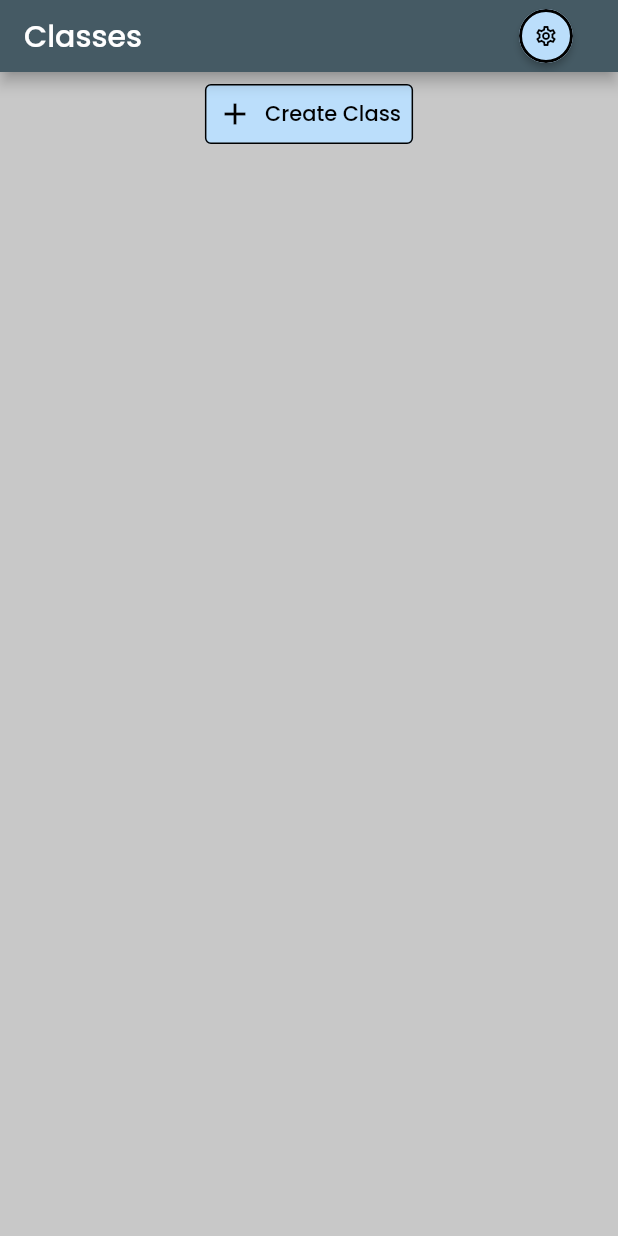
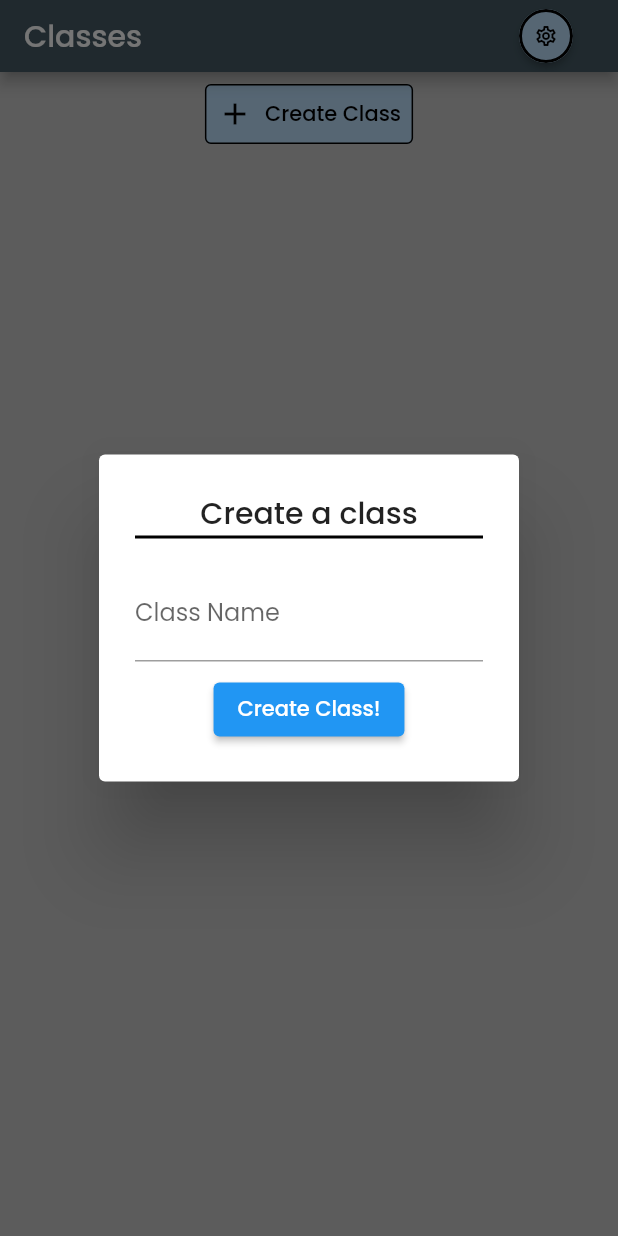
Before and after one commit to whitetxt/planner_app, a Flutter app: the ClassPage screen opened directly, after a tap on "Create Class", on a phone screen of 412 x 824 dp. Run offline on Flutter 3.47's test engine with Material 2 defaults, Android fonts, the phone set to English and light mode, and no system bars; our stand-ins replace auto_size_text, google_fonts, shared_preferences; missing offline and left inert: flutter_calendar_widget; accounts and stored records are empty.

Commit message:
Small app updates

```diff
--- a/lib/classes.dart
+++ b/lib/classes.dart
@@ -140,6 +140,12 @@ class ClassPage extends StatefulWidget {
 }
 
 class _ClassPageState extends State<ClassPage> {
+  final GlobalKey<FormState> _formKey = GlobalKey<FormState>();
+
+  String name = "";
+
+  void createClass() {}
+
   @override
   Widget build(BuildContext context) {
     if (!onlineMode) {
@@ -188,7 +194,66 @@ class _ClassPageState extends State<ClassPage> {
                     "Create Class",
                     style: TextStyle(color: Colors.black),
                   ),
-                  onPressed: () {},
+                  onPressed: () {
+                    showDialog(
+                      context: context,
+                      builder: (BuildContext context) {
+                        return AlertDialog(
+                          title: Container(
+                            decoration: BoxDecoration(
+                              border: Border(
+                                bottom: BorderSide(
+                                  color: Theme.of(context).dividerColor,
+                                  width: 2,
+                                ),
+                              ),
+                            ),
+                            child: const Text(
+                              "Create a class",
+                              textAlign: TextAlign.center,
+                            ),
+                          ),
+                          content: Form(
+                            key: _formKey,
+                            child: Column(
+                              mainAxisSize: MainAxisSize.min,
+                              children: <Widget>[
+                                TextFormField(
+                                  decoration: const InputDecoration(
+                                    labelText: "Class Name",
+                                  ),
+                                  validator: (value) {
+                                    if (value == null || value.isEmpty) {
+                                      return "Enter a name";
+                                    }
+                                    return null;
+                                  },
+                                  onChanged: (value) {
+                                    name = value;
+                                  },
+                                  onFieldSubmitted: (String _) {
+                                    createClass();
+                                  },
+                                ),
+                                Padding(
+                                  padding: const EdgeInsets.only(top: 8),
+                                  child: ElevatedButton(
+                                    onPressed: () {
+                                      // Validate the form (returns true if all is ok)
+                                      if (_formKey.currentState!.validate()) {
+                                        createClass();
+                                      }
+                                    },
+                                    child: const Text('Create Class!'),
+                                  ),
+                                ),
+                              ],
+                            ),
+                          ),
+                        );
+                      },
+                    );
+                  },
                   style: TextButton.styleFrom(
                     backgroundColor: Theme.of(context).highlightColor,
                     side: const BorderSide(color: Colors.black),
--- a/lib/exams.dart
+++ b/lib/exams.dart
@@ -272,7 +272,7 @@ class _ExamPageState extends State<ExamPage> {
                                 ),
                               ),
                               child: const Text(
-                                "Add homework",
+                                "Add a mark",
                                 textAlign: TextAlign.center,
                               ),
                             ),
```
